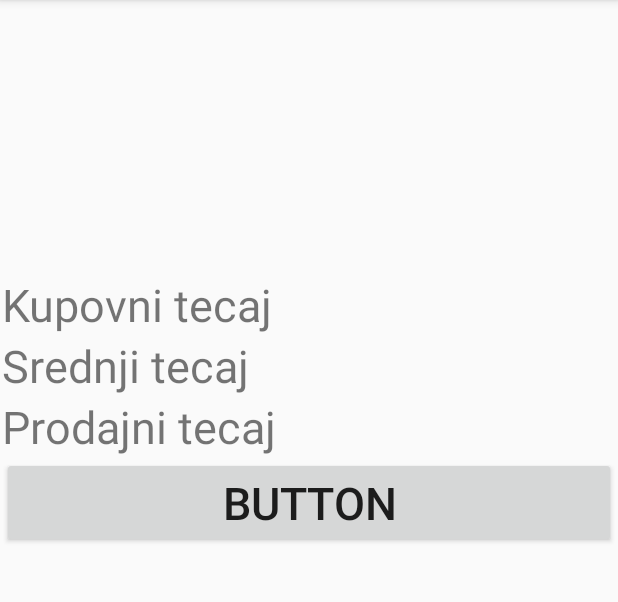
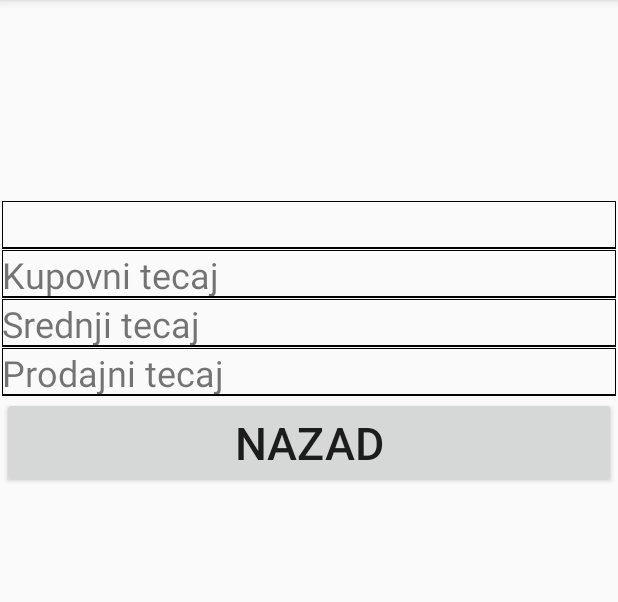
Before and after one commit to v3nc1/Android, an Android app: the Detalji screen opened directly, with no data from a screen before it, on a phone screen of 412 x 824 dp, the part 84-686 px from its top. Run offline under Robolectric (Android 15) with nearby library versions, the phone set to English and light mode, and no system bars; 6 statements that could not run were skipped.

Commit message:
fine tunned

```diff
--- a/ProjektHNB/app/src/main/java/com/ivosv/projekthnb/Detalji.java
+++ b/ProjektHNB/app/src/main/java/com/ivosv/projekthnb/Detalji.java
@@ -36,16 +36,16 @@ public class Detalji extends AppCompatActivity {
         drzava.setText(String.valueOf(tecaj.getDrzava()));
 
         TextView valuta=findViewById(R.id.valuta);
-        valuta.setText(String.valueOf(tecaj.getValuta()));
+        valuta.setText(String.valueOf(tecaj.getJedinica()+" "+tecaj.getValuta()));
 
         TextView kupovni=findViewById(R.id.kupovniVal);
-        kupovni.setText(String.valueOf(tecaj.getKupovni()));
+        kupovni.setText(String.valueOf(tecaj.getKupovni()+" kn"));
 
         TextView srednji=findViewById(R.id.srednjiVal);
-        srednji.setText(String.valueOf(tecaj.getSrednji()));
+        srednji.setText(String.valueOf(tecaj.getSrednji()+" kn"));
 
         TextView prodajni=findViewById(R.id.prodajniVal);
-        prodajni.setText(String.valueOf(tecaj.getProdajni()));
+        prodajni.setText(String.valueOf(tecaj.getProdajni()+" kn"));
 
         Button back = findViewById(R.id.back);
         back.setOnClickListener(new View.OnClickListener() {
--- a/ProjektHNB/app/src/main/java/com/ivosv/projekthnb/Tecaj.java
+++ b/ProjektHNB/app/src/main/java/com/ivosv/projekthnb/Tecaj.java
@@ -14,6 +14,7 @@ public class Tecaj implements Serializable {
     private String srednji_tecaj;
     private String prodajni_tecaj;
     private String datum_primjene;
+    private String jedinica;
     private String flagUrl;
     private static Map<String,String> linkZastava =new HashMap<>();
 
@@ -21,11 +22,12 @@ public class Tecaj implements Serializable {
     public Tecaj() {
     }
 
-    public Tecaj(String drzava, String iso, String valuta, String kupovni, String srednji, String prodajni, String date, String urlSlika) {
+    public Tecaj(String drzava, String iso, String valuta, String jedinica, String kupovni, String srednji, String prodajni, String date, String urlSlika) {
 
         this.drzava = drzava;
         this.drzava_iso = iso;
         this.valuta = valuta;
+        this.jedinica=jedinica;
         this.kupovni_tecaj = kupovni;
         this.srednji_tecaj = srednji;
         this.prodajni_tecaj = prodajni;
@@ -70,6 +72,10 @@ public class Tecaj implements Serializable {
         return prodajni_tecaj;
     }
 
+    public String getJedinica() {
+        return jedinica;
+    }
+
     public String getDate() {
         return datum_primjene;
     }
@@ -103,6 +109,10 @@ public class Tecaj implements Serializable {
         this.prodajni_tecaj = prodajni;
     }
 
+    public void getJedinica(String jedinica) {
+        this.jedinica = jedinica;
+    }
+
     public void setDate(String date) {
         this.datum_primjene = date;
     }
--- a/ProjektHNB/app/src/main/res/drawable/border.xml
+++ b/ProjektHNB/app/src/main/res/drawable/border.xml
@@ -1,9 +1,20 @@
 <?xml version="1.0" encoding="utf-8"?>
 
+<layer-list xmlns:android="http://schemas.android.com/apk/res/android"
+    android:layout_width="match_parent"
+    android:layout_height="1dp">
 
-<shape xmlns:android="http://schemas.android.com/apk/res/android"
-    android:shape="rectangle" >
-    <stroke
-        android:width="2dp"
-        android:color="#000000" />
-</shape>
+    <item
+        android:left="-1dp"
+        android:right="-1dp"
+        android:top="-1dp"
+        android:bottom="1dp">
+    <shape xmlns:android="http://schemas.android.com/apk/res/android"
+        android:shape="rectangle" >
+        <stroke
+            android:width="1dp"
+            android:color="#000000" />
+    </shape>
+    </item>
+
+</layer-list>
--- a/ProjektHNB/app/src/main/res/layout/activity_detalji.xml
+++ b/ProjektHNB/app/src/main/res/layout/activity_detalji.xml
@@ -31,18 +31,21 @@
             android:id="@+id/imeDrzave"
             android:layout_width="match_parent"
             android:layout_height="wrap_content"
-            android:textSize="30sp"/>
+            android:textSize="24sp"/>
 
         <TextView
             android:id="@+id/valuta"
             android:layout_width="match_parent"
             android:layout_height="wrap_content"
-            android:textSize="30sp"/>
+            android:textSize="24sp"
+            android:gravity="center"
+            android:background="@drawable/border"/>
 
         <LinearLayout
             android:layout_width="match_parent"
             android:layout_height="wrap_content"
-            android:orientation="horizontal">
+            android:orientation="horizontal"
+            android:background="@drawable/border">
 
 
             <TextView
@@ -51,21 +54,23 @@
                 android:layout_height="wrap_content"
                 android:layout_weight="1"
                 android:text="@string/labelaKupovni"
-                android:textSize="30sp"/>
+                android:textSize="24sp" />
 
             <TextView
                 android:id="@+id/kupovniVal"
                 android:layout_width="wrap_content"
                 android:layout_height="wrap_content"
                 android:layout_weight="1"
-                android:textSize="30sp"/>
+                android:gravity="right"
+                android:textSize="24sp"/>
 
         </LinearLayout>
 
         <LinearLayout
             android:layout_width="match_parent"
             android:layout_height="wrap_content"
-            android:orientation="horizontal">
+            android:orientation="horizontal"
+            android:background="@drawable/border">
 
             <TextView
                 android:id="@+id/srednji"
@@ -73,20 +78,22 @@
                 android:layout_height="wrap_content"
                 android:layout_weight="1"
                 android:text="@string/labelaSrednji"
-                android:textSize="30sp"/>
+                android:textSize="24sp"/>
 
             <TextView
                 android:id="@+id/srednjiVal"
                 android:layout_width="wrap_content"
                 android:layout_height="wrap_content"
                 android:layout_weight="1"
-                android:textSize="30sp"/>
+                android:gravity="right"
+                android:textSize="24sp"/>
         </LinearLayout>
 
         <LinearLayout
             android:layout_width="match_parent"
             android:layout_height="wrap_content"
-            android:orientation="horizontal">
+            android:orientation="horizontal"
+            android:background="@drawable/border">
 
             <TextView
                 android:id="@+id/prodajni"
@@ -94,21 +101,22 @@
                 android:layout_height="wrap_content"
                 android:layout_weight="1"
                 android:text="@string/labelaProdajni"
-                android:textSize="30sp"/>
+                android:textSize="24sp"/>
 
             <TextView
                 android:id="@+id/prodajniVal"
                 android:layout_width="wrap_content"
                 android:layout_height="wrap_content"
                 android:layout_weight="1"
-                android:textSize="30sp"/>
+                android:gravity="right"
+                android:textSize="24sp"/>
         </LinearLayout>
 
         <Button
             android:id="@+id/back"
             android:layout_width="match_parent"
             android:layout_height="wrap_content"
-            android:text="Button"
-            android:textSize="30sp"/>
+            android:text="@string/labelaButton"
+            android:textSize="30sp" />
     </LinearLayout>
 </androidx.constraintlayout.widget.ConstraintLayout>
--- a/ProjektHNB/app/src/main/res/values/strings.xml
+++ b/ProjektHNB/app/src/main/res/values/strings.xml
@@ -6,4 +6,5 @@
     <string name="labelaProdajni">Prodajni tecaj</string>
     <string name="labelaSrednji">Srednji tecaj</string>
     <string name="labelaKupovni">Kupovni tecaj</string>
+    <string name="labelaButton">Nazad</string>
 </resources>
```
